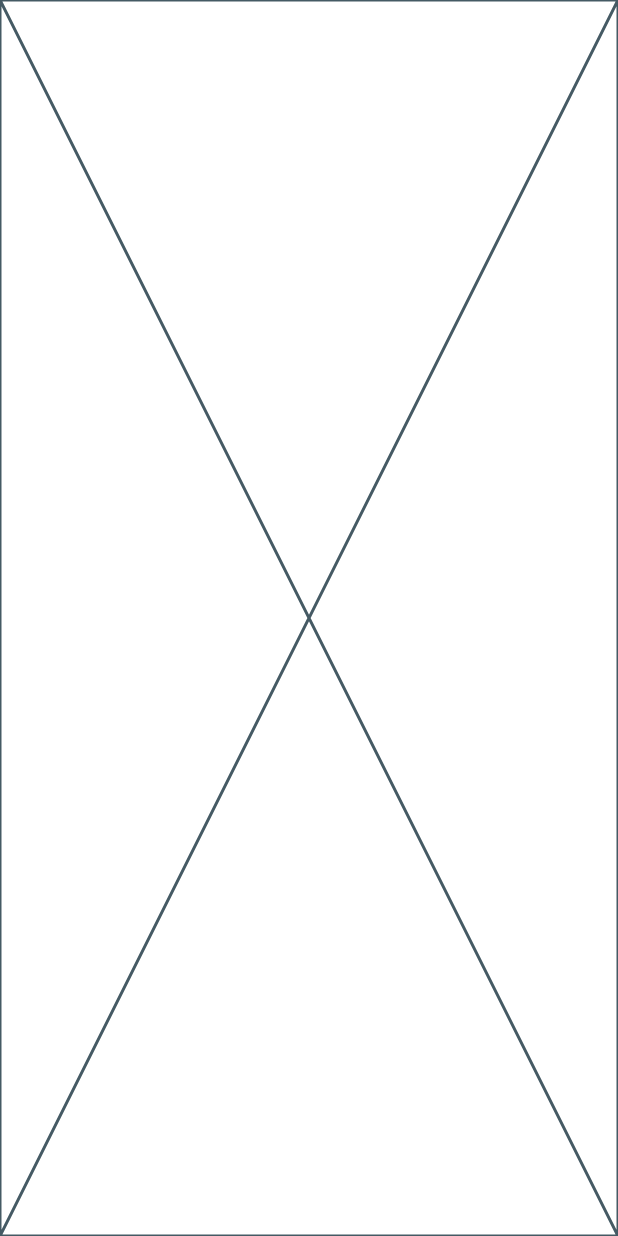
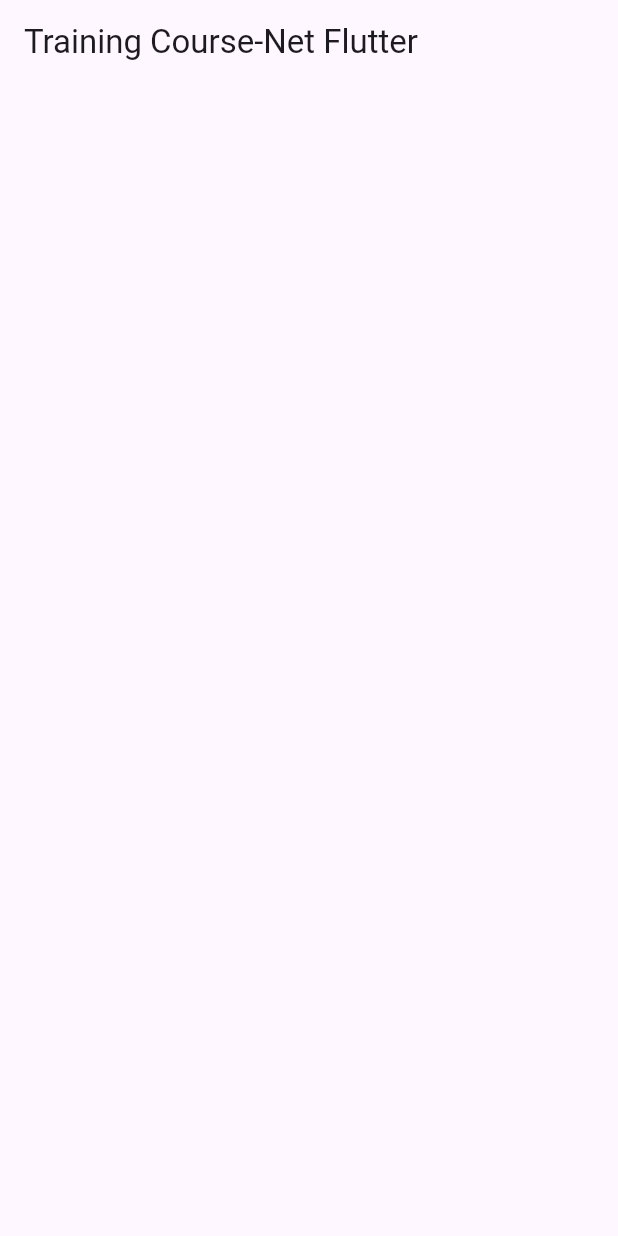
Before and after one commit to kawago2/coursenet_training, a Flutter app: the screen it shows after launch, on a phone screen of 412 x 824 dp. Run offline on Flutter 3.47's test engine with Material 2 defaults, Android fonts, the phone set to English and light mode, and no system bars.

Commit message:
Clean Code

```diff
--- a/lib/main.dart
+++ b/lib/main.dart
@@ -12,12 +12,13 @@ class MyApp extends StatelessWidget {
   @override
   Widget build(BuildContext context) {
     return MaterialApp(
-      title: 'Flutter Demo',
+      debugShowCheckedModeBanner: false,
+      title: 'Training Course-Net',
       theme: ThemeData(
         colorScheme: ColorScheme.fromSeed(seedColor: Colors.deepPurple),
         useMaterial3: true,
       ),
-      home: const MainPage(title: 'Flutter Demo Home Page'),
+      home: const MainPage(title: 'Training Course-Net Flutter'),
     );
   }
 }
--- a/lib/sesi_tiga.dart
+++ b/lib/sesi_tiga.dart
@@ -1,5 +1,4 @@
 import 'package:flutter/material.dart';
-
 
 class MainPage extends StatefulWidget {
   const MainPage({
@@ -14,6 +13,10 @@ class MainPage extends StatefulWidget {
 class _MainPageState extends State<MainPage> {
   @override
   Widget build(BuildContext context) {
-    return const Placeholder();
+    return Scaffold(
+      appBar: AppBar(
+        title: Text(widget.title),
+      ),
+    );
   }
 }
```
